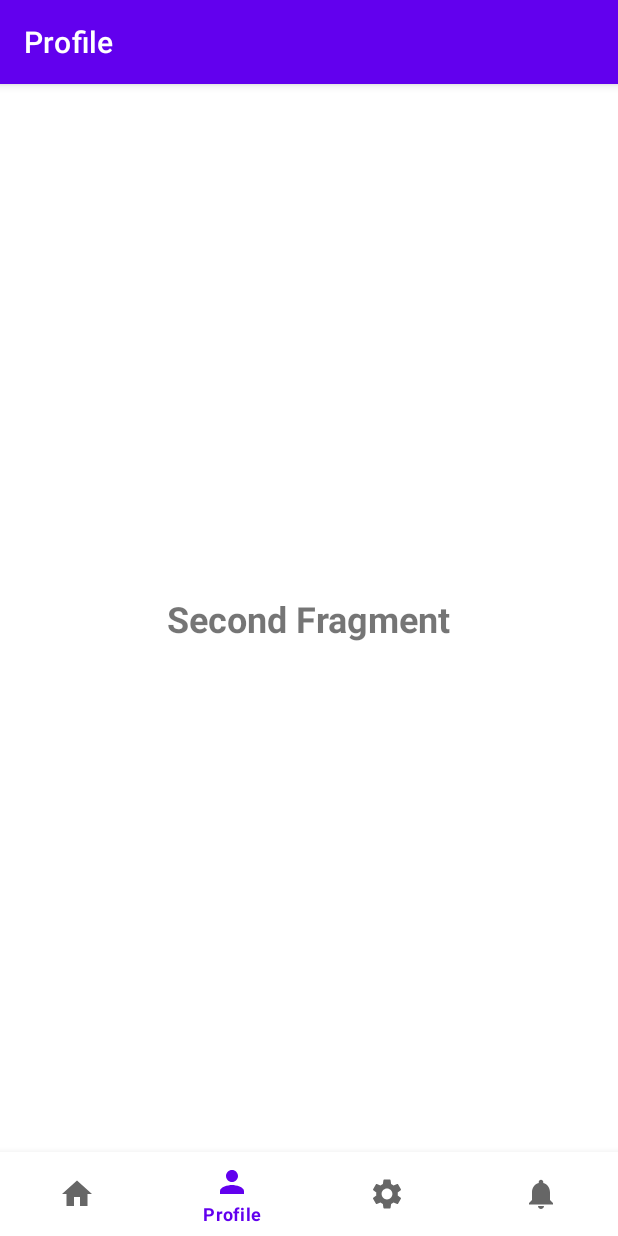
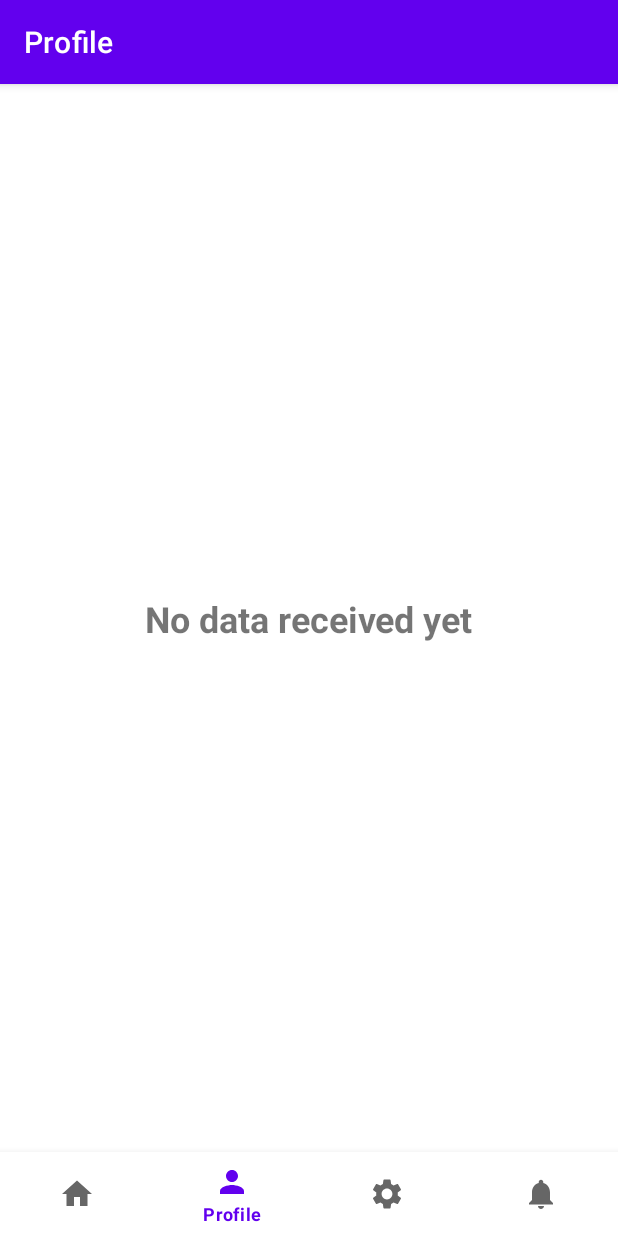
Before and after one commit to Kupo217/FragmentAssignment, an Android app: the screen it shows after launch (MainActivity), item 2 of the bottom bar chosen, on a phone screen of 412 x 824 dp. Run offline under Robolectric (Android 15) with nearby library versions, the phone set to English and light mode, and no system bars; our stand-ins replace navigation-ui.

Commit message:
Fixed problem with going to Profile fragment without passing data

```diff
--- a/app/src/main/java/com/example/fragmentassignment/SecondFragment.kt
+++ b/app/src/main/java/com/example/fragmentassignment/SecondFragment.kt
@@ -6,6 +6,7 @@ import android.view.LayoutInflater
 import android.view.View
 import android.view.ViewGroup
 import android.widget.TextView
+import androidx.fragment.app.findFragment
 import androidx.navigation.fragment.navArgs
 
 class SecondFragment : Fragment() {
@@ -17,7 +18,16 @@ class SecondFragment : Fragment() {
     ): View? {
         val view = inflater.inflate(R.layout.fragment_second, container, false)
 
-        view.findViewById<TextView>(R.id.tvUser).text = "First name: ${args.currentUser.firstName} \n Last name: ${args.currentUser.lastName}"
+        if (args.currentUser != null)
+        {
+            val firstName = args.currentUser!!.firstName
+            val lastName = args.currentUser!!.lastName
+            view.findViewById<TextView>(R.id.tvUser).text = "First name: $firstName \n Last name: $lastName"
+        }
+        else
+        {
+            view.findViewById<TextView>(R.id.tvUser).text = "No data received yet"
+        }
 
         return view
     }
--- a/app/src/main/res/navigation/my_nav.xml
+++ b/app/src/main/res/navigation/my_nav.xml
@@ -20,8 +20,13 @@
         android:label="Profile"
         tools:layout="@layout/fragment_second" >
         <argument
+            app:nullable="true"
             android:name="currentUser"
+            android:defaultValue="@null"
             app:argType="com.example.fragmentassignment.User" />
+        <action
+            android:id="@+id/action_secondFragment_to_firstFragment"
+            app:destination="@id/firstFragment" />
     </fragment>
     <fragment
         android:id="@+id/thirdFragment"
```
